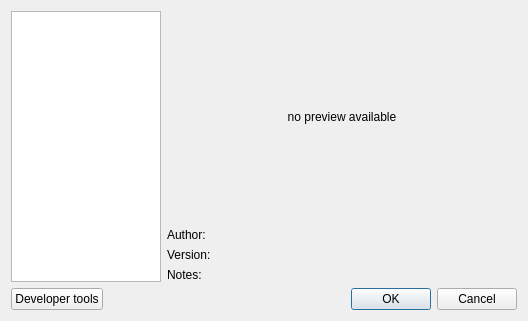
zyantific/IDASkins, file ui/ThemeSelector.ui: the form before one commit.
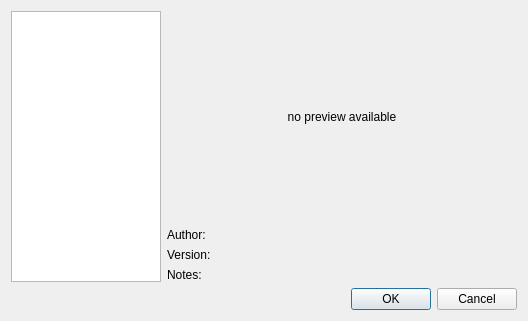
The form after the commit.

```diff
--- a/ui/ThemeSelector.ui
+++ b/ui/ThemeSelector.ui
@@ -138,13 +138,6 @@
    </item>
    <item>
     <layout class="QHBoxLayout" name="horizontalLayout_2">
-     <item>
-      <widget class="QPushButton" name="btnDeveloperTools">
-       <property name="text">
-        <string>Developer tools</string>
-       </property>
-      </widget>
-     </item>
      <item>
       <widget class="QDialogButtonBox" name="buttonBox">
        <property name="orientation">
```
